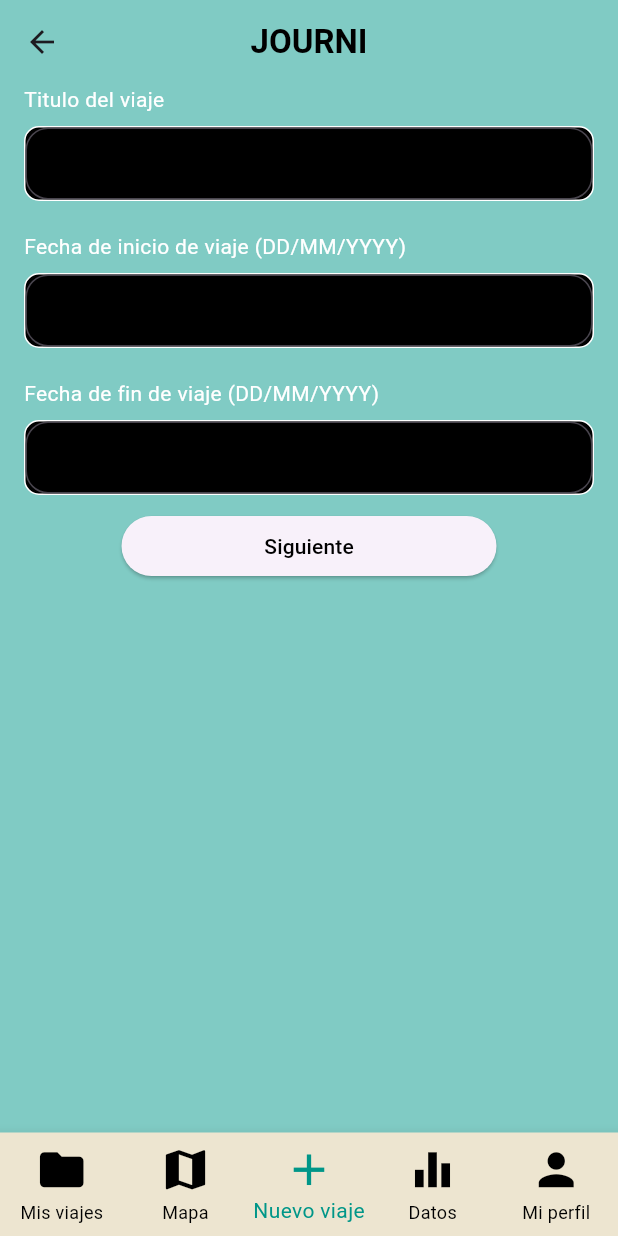
After one commit to garciman/journi_viajes, a Flutter app: the screen it shows after launch, item 3 of the bottom bar chosen, after a tap on "Siguiente", on a phone screen of 412 x 824 dp. The commit adds this screen. Run offline on Flutter 3.47's test engine with Material 3 defaults, Android fonts, the phone set to English and light mode, and no system bars.

Commit message:
Creación de pantallas
Pantalla de crear viaje implementada con funcionalidad front-end mínima

Implementada navegación entre pantallas principal y la mencionada anteriormente

```diff
--- /dev/null
+++ b/journi/lib/crear_viaje.dart
@@ -0,0 +1,307 @@
+import 'package:flutter/material.dart';
+import 'package:intl/intl.dart';
+import 'package:journi/main.dart';
+
+class Crear_Viaje extends StatefulWidget {
+  int selectedIndex; // primer item de la bottom navigation bar seleccionado por defecto
+  final _titulo = TextEditingController();
+  final _fecha_ini = TextEditingController();
+  final _fecha_fin = TextEditingController();
+
+  Crear_Viaje({required this.selectedIndex});
+
+  @override
+  _CrearViajeState createState() => _CrearViajeState();
+}
+
+class _CrearViajeState extends State<Crear_Viaje> {
+  @override
+  Widget build(BuildContext context) {
+    // This method is rerun every time setState is called, for instance as done
+    // by the _incrementCounter method above.
+    //
+    // The Flutter framework has been optimized to make rerunning build methods
+    // fast, so that you can just rebuild anything that needs updating rather
+    // than having to individually change instances of widgets.
+    return Scaffold(
+        backgroundColor: Colors.teal[200],
+        appBar: AppBar(
+          // TRY THIS: Try changing the color here to a specific color (to
+          // Colors.amber, perhaps?) and trigger a hot reload to see the AppBar
+          // change color while the other colors stay the same.
+          backgroundColor: Colors.teal[200],
+          centerTitle: true,
+          // Here we take the value from the MyHomePage object that was created by
+          // the App.build method, and use it to set our appbar title.
+          title: const Text('JOURNI',
+            style: TextStyle(
+                color: Colors.black,       // color del texto
+                fontSize: 22,              // tamaño del texto
+                fontWeight: FontWeight.bold // negrita
+            ),),
+        ),
+        body: Center(
+          child: Column(
+              children: [
+                Column(
+                crossAxisAlignment: CrossAxisAlignment.start,
+
+                  children: [
+
+                    // Campo de Titulo del viaje
+                    InputField(
+                      controller: widget._titulo,
+                      hintText: 'Titulo del viaje',
+                    ),
+
+                    const SizedBox(height: 10),
+                  ]
+                ),
+                  Column(
+                    crossAxisAlignment: CrossAxisAlignment.start,
+
+                    children: [
+                      const SizedBox(height: 10),
+
+                      // Campo de Contraseña
+                      InputField(
+                        controller: widget._fecha_ini,
+                        hintText: 'Fecha de inicio de viaje (DD/MM/YYYY)',
+                      ),
+
+                      const SizedBox(height: 10),
+                    ],
+                  ),
+
+                  Column(
+                      crossAxisAlignment: CrossAxisAlignment.start,
+
+                      children: [
+                        const SizedBox(height: 10),
+
+                        // Campo de Fecha de final de viaje
+                        InputField(
+                          controller: widget._fecha_fin,
+                          hintText: 'Fecha de fin de viaje (DD/MM/YYYY)',
+                        ),
+
+                        const SizedBox(height: 10),
+                      ]
+                  ),
+
+                Column(
+                    crossAxisAlignment: CrossAxisAlignment.center,
+                    children: [
+
+                      RoundedButton(
+
+                        text: 'Siguiente',
+                        backgroundColor: Colors.white,
+                        textColor: Colors.black,
+                        onPressed: () {
+                          DateFormat formato = DateFormat('dd-MM-yyyy');
+                          DateTime d1 = formato.parse(widget._fecha_ini.text);
+                          DateTime d2 = formato.parse(widget._fecha_fin.text);
+
+                          if (d1.isAfter(d2)){
+                            showDialog(
+                              context: context,
+                              builder: (BuildContext context) {
+                                return AlertDialog(
+                                  title: const Text('Error'),
+                                  content: const Text('La fecha de inicio no puede ser posterior a la final'),
+                                  actions: [
+                                    TextButton(
+                                      onPressed: () {
+                                        Navigator.pop(context); // Cerrar el diálogo
+                                      },
+                                      child: const Text('OK'),
+                                    ),
+                                  ],
+                                );
+                              },
+                            );
+                          }
+                          if (widget._titulo.text == '' || widget._fecha_ini.text == '' || widget._fecha_fin.text == '') {
+                            showDialog(
+                              context: context,
+                              builder: (BuildContext context) {
+                                return AlertDialog(
+                                  title: const Text('Error'),
+                                  content: const Text('Rellena todos los campos para continuar'),
+                                  actions: [
+                                    TextButton(
+                                      onPressed: () {
+                                        Navigator.pop(context); // Cerrar el diálogo
+                                      },
+                                      child: const Text('OK'),
+                                    ),
+                                  ],
+                                );
+                              },
+                            );
+
+                          }
+                          else if (true)
+                          {
+                            print("");
+                          }
+                          else {
+                            const Text(
+                              '',
+                              textAlign: TextAlign.center,
+
+                            );
+                            Navigator.push(
+                              context,
+                              MaterialPageRoute(builder: (context) => MyHomePage(title:'JOURNI')),
+                            );
+                          }
+                        },
+
+                      ),
+                    ]
+                ),
+
+
+          ]),
+
+
+
+        ),
+         // This trailing comma makes auto-formatting nicer for build methods.
+        bottomNavigationBar: BottomNavigationBar(
+            currentIndex: widget.selectedIndex, // le indicamos qué botón debe aparecer como seleccionado
+            backgroundColor: const Color(0xFFEDE5D0),
+            unselectedItemColor: Colors.black,
+            selectedItemColor: Colors.teal[500],
+            iconSize: 35,
+            type: BottomNavigationBarType.fixed, // Para que todas las etiquetas de todos los botones aparezcan siempre (no solo si se seleccionan)
+            items: const [
+              BottomNavigationBarItem(
+                  icon: Icon(Icons.folder),
+                  label: 'Mis viajes'),
+              BottomNavigationBarItem(
+                  icon: Icon(Icons.map),
+                  label: 'Mapa'),
+              BottomNavigationBarItem(
+                  icon: Icon(Icons.add),
+                  label: 'Nuevo viaje'),
+              BottomNavigationBarItem(
+                  icon: Icon(Icons.equalizer),
+                  label: 'Datos'),
+              BottomNavigationBarItem(
+                  icon: Icon(Icons.person),
+                  label: 'Mi perfil'),
+            ],
+            onTap: (int inIndex) {
+              setState(() {
+                widget.selectedIndex = inIndex; // guardamos el boton que se pulsó y redibujamos la interfaz
+
+                print(widget.selectedIndex);
+                if (widget.selectedIndex == 2) {
+
+                  Navigator.push(
+                    context,
+                    MaterialPageRoute(builder: (context) =>
+                        Crear_Viaje(selectedIndex: widget.selectedIndex)),
+                  );
+                }
+
+              });
+            })
+    );
+  }
+}
+class InputField extends StatelessWidget {
+  final String hintText;
+  final controller;
+
+  const InputField({
+    Key? key,
+    required this.hintText,
+    required this.controller
+  }) : super(key: key);
+
+  @override
+  Widget build(BuildContext context) {
+    return Container(
+      width: double.infinity,
+      padding: const EdgeInsets.symmetric(horizontal: 16),
+      child: Column(
+        crossAxisAlignment: CrossAxisAlignment.start,
+        children: [
+          Text(
+            hintText,
+            style: const TextStyle(color: Colors.white),
+          ),
+          const SizedBox(height: 8),
+          Container(
+            decoration: BoxDecoration(
+              color: Colors.black, // Color de fondo gris
+              borderRadius: BorderRadius.circular(10.0), // Bordes redondeados
+              border: Border.all(color: Colors.white), // Borde blanco
+            ),
+            child: TextFormField(
+              style: const TextStyle(color: Colors.white),
+              controller: controller,
+              decoration: const InputDecoration(
+
+
+                contentPadding: EdgeInsets.symmetric(vertical: 10, horizontal: 10),
+                hintText: '',
+                filled: true,
+                fillColor: Colors.transparent,
+                hintStyle: TextStyle(color: Colors.grey),
+                border: OutlineInputBorder(
+
+                  borderRadius: BorderRadius.all(Radius.circular(15)),
+                  borderSide: BorderSide(color: Colors.white, width: 2.0),
+
+
+                ),
+              ),
+            ),
+          ),
+        ],
+      ),
+    );
+
+  }
+}
+
+class RoundedButton extends StatelessWidget {
+  final String text;
+  final Color backgroundColor;
+  final Color textColor;
+  final VoidCallback onPressed;
+
+  const RoundedButton({
+    Key? key,
+    required this.text,
+    required this.backgroundColor,
+    required this.textColor,
+    required this.onPressed,
+  }) : super(key: key);
+
+  @override
+  Widget build(BuildContext context) {
+    return Container(
+      width: 250,
+
+      child: ElevatedButton(
+        onPressed: onPressed,
+
+        style: ElevatedButton.styleFrom(
+          shape: RoundedRectangleBorder(
+            borderRadius: BorderRadius.circular(20.0),
+          ),
+        ),
+        child: Text(
+          text,
+          style: TextStyle(color: textColor),
+        ),
+      ),
+    );
+  }
+}
--- a/journi/lib/main.dart
+++ b/journi/lib/main.dart
@@ -1,4 +1,6 @@
 import 'package:flutter/material.dart';
+
+import 'package:journi/crear_viaje.dart';
 
 void main() {
   runApp(const MyApp());
@@ -86,7 +88,7 @@ class _MyHomePageState extends State<MyHomePage> {
             fontWeight: FontWeight.bold // negrita
         ),),
       ),
-      body: Center(
+      body: const Center(
         // Center is a layout widget. It takes a single child and positions it
         // in the middle of the parent.
         child: Column(
@@ -105,7 +107,7 @@ class _MyHomePageState extends State<MyHomePage> {
           // wireframe for each widget.
           mainAxisAlignment: MainAxisAlignment.center,
           children: <Widget>[
-            const Text(
+            Text(
               'No tienes ningún viaje registrado.',
             ),
           ],
@@ -119,12 +121,12 @@ class _MyHomePageState extends State<MyHomePage> {
       ), // This trailing comma makes auto-formatting nicer for build methods.
         bottomNavigationBar: BottomNavigationBar(
         currentIndex: _selectedIndex, // le indicamos qué botón debe aparecer como seleccionado
-        backgroundColor: Color(0xFFEDE5D0),
+        backgroundColor: const Color(0xFFEDE5D0),
         unselectedItemColor: Colors.black,
         selectedItemColor: Colors.teal[500],
         iconSize: 35,
         type: BottomNavigationBarType.fixed, // Para que todas las etiquetas de todos los botones aparezcan siempre (no solo si se seleccionan)
-        items: [
+        items: const [
         BottomNavigationBarItem(
         icon: Icon(Icons.folder),
         label: 'Mis viajes'),
@@ -144,7 +146,15 @@ class _MyHomePageState extends State<MyHomePage> {
         onTap: (int inIndex) {
           setState(() {
             _selectedIndex = inIndex; // guardamos el boton que se pulsó y redibujamos la interfaz
+            print(_selectedIndex);
+            if (_selectedIndex == 2) {
 
+              Navigator.push(
+                context,
+                MaterialPageRoute(builder: (context) =>
+                    Crear_Viaje(selectedIndex: _selectedIndex)),
+              );
+            }
           });
         })
     );
--- a/journi/pubspec.yaml
+++ b/journi/pubspec.yaml
@@ -30,6 +30,7 @@ environment:
 dependencies:
   flutter:
     sdk: flutter
+  intl: ^0.19.0
 
 
   # The following adds the Cupertino Icons font to your application.
```
Also changed, not shown: journi/pubspec.lock, 1 other file.
